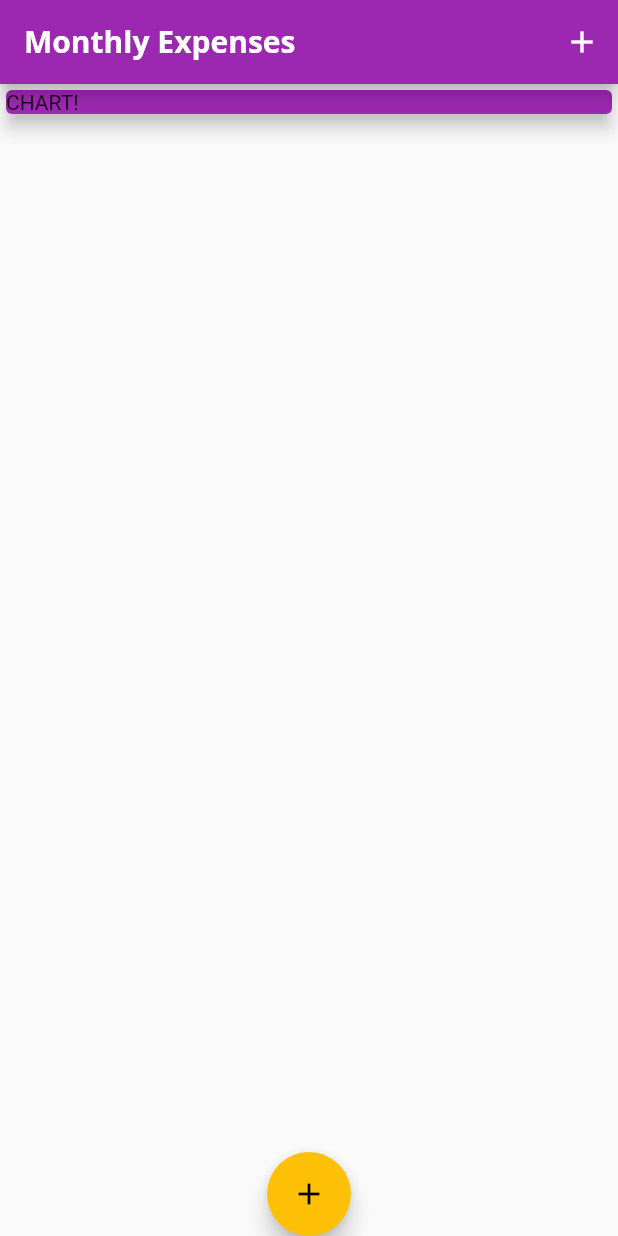
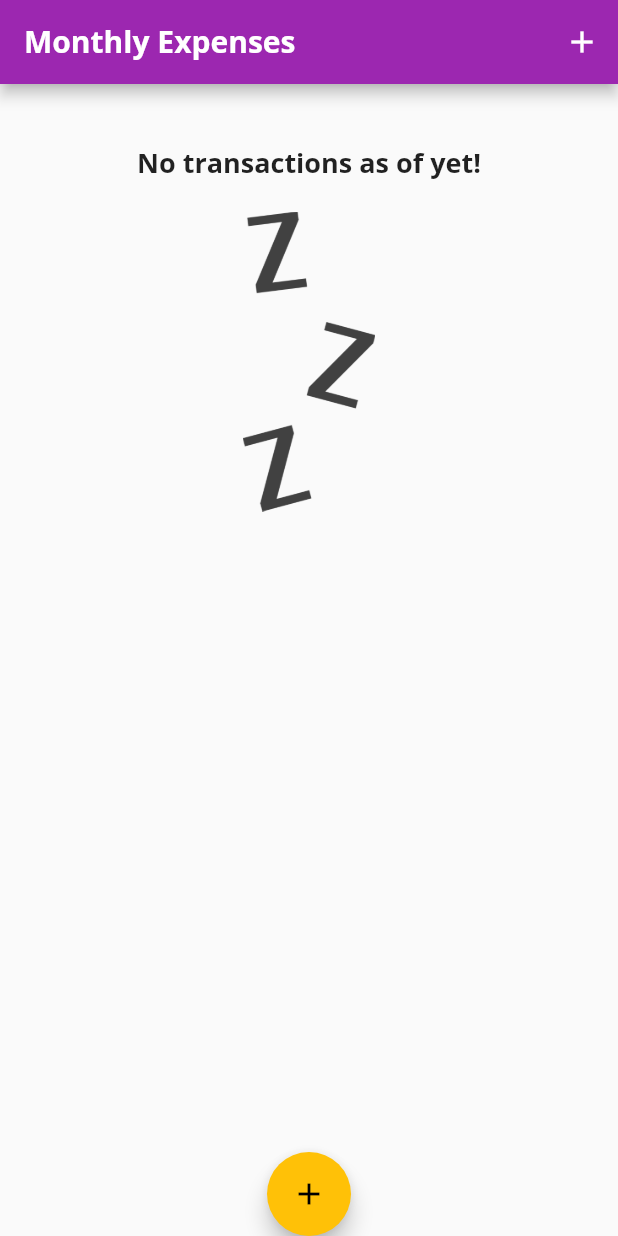
Before and after one commit to kshitizsaxena22/TRACKER, a Flutter app: the screen it shows after launch, on a phone screen of 412 x 824 dp. Run offline on Flutter 3.47's test engine with Material 2 defaults, Android fonts, the phone set to English and light mode, and no system bars.

Commit message:
adding chart

```diff
--- a/lib/main.dart
+++ b/lib/main.dart
@@ -1,3 +1,5 @@
+import './widgets/chart.dart';
+
 import './widgets/transaction_list.dart';
 
 import './widgets/new_transaction.dart';
@@ -57,6 +59,15 @@ class _MyHomePageState extends State<MyHomePage> {
     //     date: DateTime.now(),
     //   ),
   ];
+  List<Transaction> get _recentTransactions {
+    return _userTransactions.where((tx) {
+      return tx.date.isAfter(DateTime.now().subtract(
+        Duration(
+          days: 7,
+        ),
+      ));
+    }).toList();
+  }
 
   void _addNewTransaction(String txTitle, double txAmount) {
     final newTx = Transaction(
@@ -101,14 +112,7 @@ class _MyHomePageState extends State<MyHomePage> {
           // mainAxisAlignment: MainAxisAlignment.start,
           crossAxisAlignment: CrossAxisAlignment.stretch,
           children: <Widget>[
-            Container(
-              width: double.infinity,
-              child: Card(
-                color: Theme.of(context).primaryColor,
-                child: Text('CHART!'),
-                elevation: 5,
-              ),
-            ),
+            Chart(_recentTransactions),
             TransactionList(_userTransactions)
           ],
         ),
--- /dev/null
+++ b/lib/widgets/chart.dart
@@ -0,0 +1,41 @@
+import 'package:intl/intl.dart';
+
+import '../models/transaction.dart';
+import 'package:flutter/material.dart';
+
+class Chart extends StatelessWidget {
+  final List<Transaction> recentTransactions;
+  Chart(this.recentTransactions);
+
+  List<Map<String, Object>> get groupedTransactionValues {
+    return List.generate(7, (index) {
+      final weekday = DateTime.now().subtract(
+        Duration(days: index),
+      );
+      double totalSum = 0.0;
+      for (var i = 0; i < recentTransactions.length; i++) {
+        if (recentTransactions[i].date.day == weekday.day &&
+            recentTransactions[i].date.month == weekday.month &&
+            recentTransactions[i].date.year == weekday.year) {
+          totalSum += recentTransactions[i].amount;
+        }
+      }
+
+      return {
+        'day': DateFormat.E().format(weekday),
+        'amount': totalSum,
+      };
+    });
+  }
+
+  @override
+  Widget build(BuildContext context) {
+    return Card(
+      elevation: 6,
+      margin: EdgeInsets.all(20),
+      child: Row(
+        children: [],
+      ),
+    );
+  }
+}
--- a/lib/widgets/transaction_list.dart
+++ b/lib/widgets/transaction_list.dart
@@ -12,7 +12,26 @@ class TransactionList extends StatelessWidget {
   Widget build(BuildContext context) {
     return Container(
       height: 300,
-      child: ListView.builder(
+      child: transactions.isEmpty
+          ? Column(
+              children: <Widget>[
+                Text(
+                  "No transactions as of yet!",
+                  style: Theme.of(context).textTheme.headline6,
+                ),
+                SizedBox(
+                  height: 20,
+                ),
+                Container(
+                  height: 200,
+                  child: Image.asset(
+                    'assets/images/waiting.png',
+                    fit: BoxFit.cover,
+                  ),
+                )
+              ],
+            )
+          : ListView.builder(
               itemBuilder: (ctx, index) {
                 return Card(
                   child: Row(
--- a/pubspec.yaml
+++ b/pubspec.yaml
@@ -46,8 +46,8 @@ flutter:
   uses-material-design: true
 
   # To add assets to your application, add an assets section, like this:
-  # assets:
-  #   - images/a_dot_burr.jpeg
+  assets:
+   - assets/images/waiting.png
   #   - images/a_dot_ham.jpeg
 
   # An image asset can refer to one or more resolution-specific "variants", see
```
Also changed, not shown: assets/images/waiting.png (added). Lines whose indentation alone changed are shown as unchanged.
